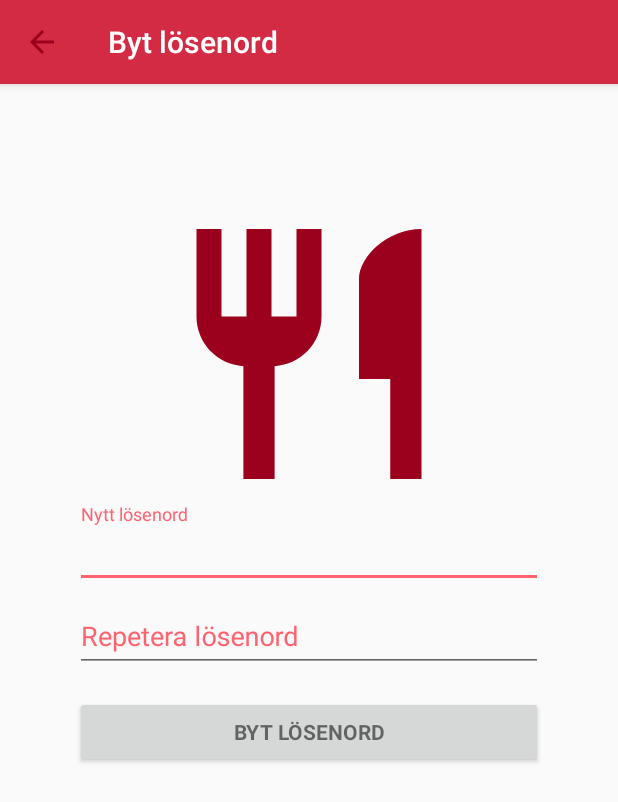
After one commit to sara-sall/ReceptApp2, an Android app: the PasswordChangeActivity screen opened directly, with no data from a screen before it, on a phone screen of 412 x 824 dp. The commit adds this screen. Shown: the top 802 px of the screen. Run offline under Robolectric (Android 15) with nearby library versions, the phone set to English and light mode, and no system bars; our stand-ins replace Firebase (no records; nobody signed in at launch, a user with empty details on screens opened directly).

Commit message:
PasswordchangeActicity created (not working?) changes to backarrow code on toolbar: recepeActivity, PasswordChangeActivity

```diff
--- /dev/null
+++ b/app/src/main/java/com/example/receptapp/PasswordChangeActivity.java
@@ -0,0 +1,113 @@
+package com.example.receptapp;
+
+import android.content.Intent;
+import android.support.annotation.NonNull;
+import android.support.v7.app.AppCompatActivity;
+import android.os.Bundle;
+import android.support.v7.widget.Toolbar;
+import android.util.Log;
+import android.view.View;
+import android.widget.Button;
+import android.widget.EditText;
+import android.widget.ProgressBar;
+import android.widget.Switch;
+import android.widget.Toast;
+
+import com.google.android.gms.tasks.OnCompleteListener;
+import com.google.android.gms.tasks.Task;
+import com.google.firebase.auth.AuthResult;
+import com.google.firebase.auth.FirebaseAuth;
+import com.google.firebase.auth.FirebaseAuthUserCollisionException;
+
+public class PasswordChangeActivity extends AppCompatActivity {
+
+    private Toolbar toolbar;
+    private FirebaseAuth mAuth;
+
+    private EditText passwordInput;
+    private EditText passwordInput2;
+
+    private ProgressBar progressBar;
+
+    private Button changePassword;
+
+    @Override
+    public boolean onSupportNavigateUp() {
+        onBackPressed();
+        return true;
+    }
+
+    @Override
+    protected void onCreate(Bundle savedInstanceState) {
+        super.onCreate(savedInstanceState);
+        setContentView(R.layout.activity_password_change);
+
+        toolbar = (Toolbar) findViewById(R.id.toolbarID);
+        toolbar.setTitle("Byt lösenord");
+        setSupportActionBar(toolbar);
+        getSupportActionBar().setDisplayHomeAsUpEnabled(true);
+        getSupportActionBar().setDisplayShowHomeEnabled(true);
+
+
+
+        passwordInput = (EditText) findViewById(R.id.passwordCh);
+        passwordInput2 = (EditText) findViewById(R.id.passwordCh2);
+        progressBar = (ProgressBar) findViewById(R.id.progressbarCh);
+
+
+        changePassword = (Button) findViewById(R.id.changePasswordID);
+
+        changePassword.setOnClickListener(new View.OnClickListener() {
+            @Override
+            public void onClick(View v) {
+                passwordChange();
+            }
+        });
+
+    }
+
+    private void passwordChange(){
+        String password = passwordInput.getText().toString().trim();
+        String password2 = passwordInput2.getText().toString().trim();
+
+        if(password.isEmpty()){
+            passwordInput.setError("Lösenord behöver fyllas i");
+            passwordInput.requestFocus();
+            return;
+        }
+
+        if(password.length()<6){
+            passwordInput.setError("Lösenord behöver vara minst 6 tecken");
+            passwordInput.requestFocus();
+            return;
+        }
+        if(!password.equals(password2)){
+            passwordInput2.setError("Lösenorden måste vara lika");
+            passwordInput2.requestFocus();
+            return;
+
+        }
+
+        mAuth = FirebaseAuth.getInstance();
+
+        progressBar.setVisibility(View.VISIBLE);
+
+        mAuth.getCurrentUser().updatePassword(password).addOnCompleteListener(new OnCompleteListener<Void>() {
+            @Override
+            public void onComplete(@NonNull Task<Void> task) {
+                progressBar.setVisibility(View.GONE);
+                if(task.isSuccessful()){
+                    Toast.makeText(getApplicationContext(), "Lösenordet ändrat", Toast.LENGTH_LONG).show();
+                    Intent intent = new Intent (getApplicationContext(), MainActivity.class);
+                    intent.addFlags(Intent.FLAG_ACTIVITY_CLEAR_TOP);
+                    startActivity(intent);
+                }
+                else{
+                    Toast.makeText(getApplicationContext(), "Något gick fel", Toast.LENGTH_LONG).show();
+                }
+            }
+        });
+
+
+    }
+}
--- /dev/null
+++ b/app/src/main/res/layout/activity_password_change.xml
@@ -0,0 +1,87 @@
+<?xml version="1.0" encoding="utf-8"?>
+<LinearLayout xmlns:android="http://schemas.android.com/apk/res/android"
+    xmlns:app="http://schemas.android.com/apk/res-auto"
+    xmlns:tools="http://schemas.android.com/tools"
+    android:layout_width="match_parent"
+    android:layout_height="match_parent"
+    android:layout_gravity="center"
+    android:orientation="vertical"
+    tools:context=".LoginActivity">
+
+    <include
+        android:id="@+id/toolbarID"
+        layout="@layout/toolbar" />
+
+
+    <ImageView
+        android:layout_width="200dp"
+        android:layout_height="200dp"
+        android:layout_marginTop="80dp"
+        app:srcCompat="@drawable/ic_restaurant_color_24dp"
+        android:layout_gravity="center_horizontal"/>
+
+        <android.support.design.widget.TextInputLayout
+            android:layout_width="match_parent"
+            android:layout_height="wrap_content"
+            android:paddingEnd="50dp"
+            android:paddingStart="50dp"
+            android:textColor="@color/colorOnPrimary"
+            android:textColorHint="@color/colorAccent">
+
+            <EditText
+                android:id="@+id/passwordCh"
+                android:layout_width="match_parent"
+                android:layout_height="wrap_content"
+                android:hint="@string/promt_password_change"
+                android:imeActionId="6"
+                android:imeActionLabel="@string/action_sign_in_short"
+                android:imeOptions="actionUnspecified"
+                android:inputType="textPassword"
+                android:maxLines="1"
+                android:shadowColor="@color/colorPrimaryDark"
+                android:singleLine="true"
+                android:textColor="@color/colorPrimaryDark" />
+
+        </android.support.design.widget.TextInputLayout>
+
+        <android.support.design.widget.TextInputLayout
+            android:layout_width="match_parent"
+            android:layout_height="wrap_content"
+            android:textColor="@color/colorOnPrimary"
+            android:textColorHint="@color/colorAccent"
+            android:paddingEnd="50dp"
+            android:paddingStart="50dp">
+
+            <EditText
+                android:id="@+id/passwordCh2"
+                android:layout_width="match_parent"
+                android:layout_height="wrap_content"
+                android:hint="@string/prompt_password_repeat"
+                android:imeActionId="6"
+                android:imeActionLabel="@string/action_sign_in_short"
+                android:imeOptions="actionUnspecified"
+                android:inputType="textPassword"
+                android:maxLines="1"
+                android:singleLine="true"
+                android:textColor="@color/colorPrimaryDark" />
+
+        </android.support.design.widget.TextInputLayout>
+
+    <Button
+        android:id="@+id/changePasswordID"
+        style="?android:textAppearanceSmall"
+        android:layout_width="match_parent"
+        android:layout_height="wrap_content"
+        android:layout_marginStart="50dp"
+        android:layout_marginTop="16dp"
+        android:layout_marginEnd="50dp"
+        android:text="@string/changePasswordButton"
+        android:textStyle="bold" />
+
+    <ProgressBar
+        android:id="@+id/progressbarCh"
+        android:layout_width="wrap_content"
+        android:layout_height="wrap_content"
+        android:layout_gravity="center"
+        android:visibility="gone"/>
+</LinearLayout>
--- a/app/src/main/res/values/strings.xml
+++ b/app/src/main/res/values/strings.xml
@@ -35,4 +35,6 @@
     <string name="instructions">Gör så här:</string>
     <string name="contentAllergy">Innehåller:</string>
     <string name="prompt_password_repeat">Repetera lösenord</string>
+    <string name="changePasswordButton">Byt lösenord</string>
+    <string name="promt_password_change">Nytt lösenord</string>
 </resources>
```
Also changed, not shown: app/src/main/AndroidManifest.xml (+3 -6 lines), app/src/main/java/com/example/receptapp/LoginActivity.java (+15 -0 lines), app/src/main/java/com/example/receptapp/ProfileFragment.java (+55 -2 lines), app/src/main/java/com/example/receptapp/RecepieActivity.java (+7 -7 lines), app/src/main/res/layout/fragment_favorites.xml (deleted, +0 -15 lines), app/src/main/res/layout/fragment_profile.xml (+51 -18 lines).
